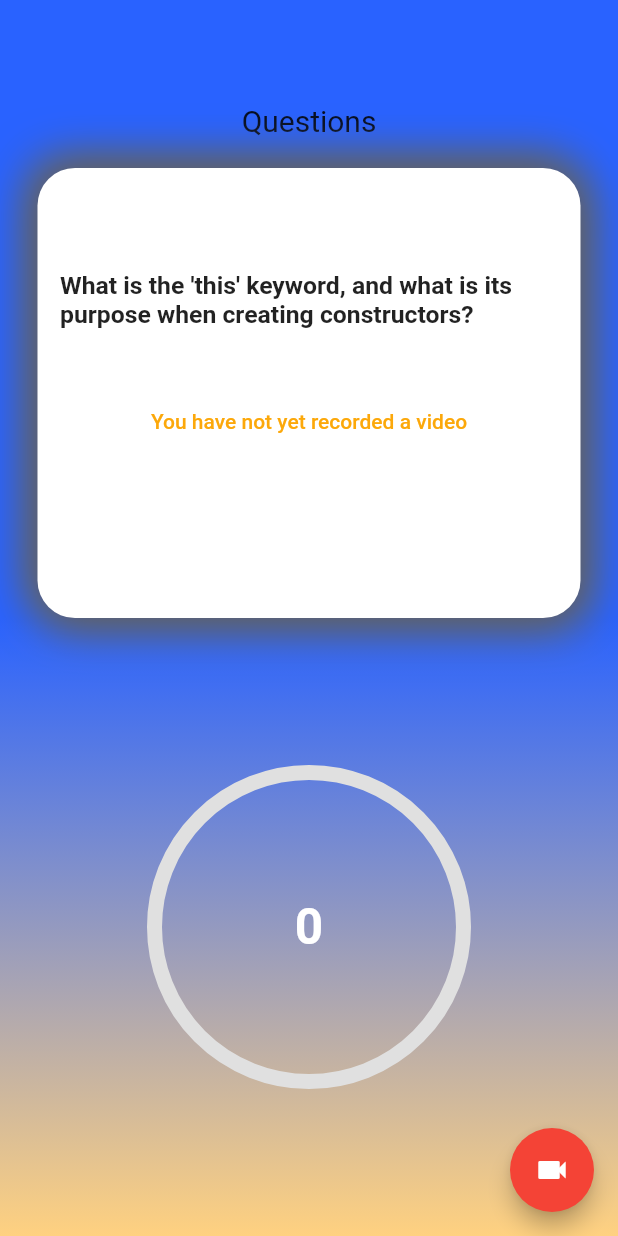
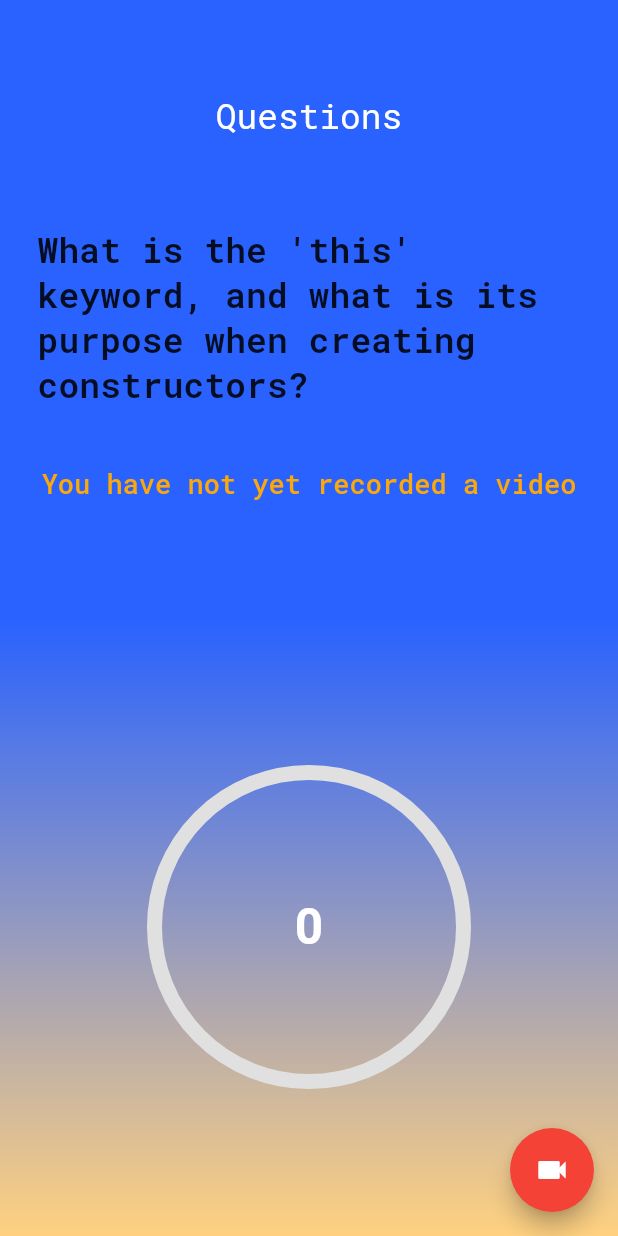
Before and after one commit to Arjun-Mishra-312/question_me, a Flutter app: the MyHomePage screen opened directly, on a phone screen of 412 x 824 dp. Run offline on Flutter 3.47's test engine with Material 2 defaults, Android fonts, the phone set to English and light mode, and no system bars; drawn by our look-alikes of circular_countdown_timer; our stand-ins replace file_picker, google_fonts, image_picker, video_player; missing offline and left inert: pdf_text.

Commit message:
UI changes

```diff
--- a/lib/video_recorder.dart
+++ b/lib/video_recorder.dart
@@ -5,6 +5,7 @@ import 'package:circular_countdown_timer/circular_countdown_timer.dart';
 import 'package:flutter/foundation.dart';
 import 'package:flutter/material.dart';
 import 'package:flutter/services.dart';
+import 'package:google_fonts/google_fonts.dart';
 import 'package:image_picker/image_picker.dart';
 import 'package:question_me/questions.dart';
 import 'package:question_me/response_screen.dart';
@@ -99,9 +100,10 @@ class _MyHomePageState extends State<MyHomePage> {
       return retrieveError;
     }
     if (_controller == null) {
-      return const Text(
+      return Text(
         'You have not yet recorded a video',
-        style: TextStyle(
+        style: GoogleFonts.robotoMono(
+            fontSize: 18,
             fontWeight: FontWeight.w500,
             color: Color.fromRGBO(252, 168, 10, 1.0)),
         textAlign: TextAlign.center,
@@ -202,44 +204,47 @@ class _MyHomePageState extends State<MyHomePage> {
                       padding: const EdgeInsets.all(20.0),
                       child: Text(
                         "Questions",
-                        style: TextStyle(fontSize: 20),
+                        style: GoogleFonts.robotoMono(
+                            fontSize: 23, color: Colors.white),
                       ),
                     ),
                     Container(
                       height: 300,
                       margin: EdgeInsets.fromLTRB(25, 0, 25, 0),
-                      padding: EdgeInsets.all(15),
+                      // padding: EdgeInsets.symmetric(vertical: 2),
                       decoration: BoxDecoration(
-                        color: Colors.white,
+                        color: Colors.transparent,
                         borderRadius: BorderRadius.circular(25),
-                        boxShadow: [
-                          BoxShadow(
-                            color: Colors.grey.shade700,
-                            blurRadius: 25.0, // soften the shadow
-                            spreadRadius: 3.0, //extend the shadow
-                            offset: Offset(
-                              4.0, // Move to right 10  horizontally
-                              4.0, // Move to bottom 10 Vertically
-                            ),
-                          ),
-                          BoxShadow(
-                            color: Colors.grey.shade700,
-                            blurRadius: 25.0, // soften the shadow
-                            spreadRadius: 3.0, //extend the shadow
-                            offset: Offset(
-                                -4.0, // Move to right 10  horizontally
-                                -4.0 // Move to bottom 10 Vertically
-                                ),
-                          )
-                        ],
+                        // boxShadow: [
+                        //   BoxShadow(
+                        //     color: Colors.grey.shade700,
+                        //     blurRadius: 15.0, // soften the shadow
+                        //     spreadRadius: 1.0, //extend the shadow
+                        //     offset: Offset(
+                        //       2.0, // Move to right 10  horizontally
+                        //       2.0, // Move to bottom 10 Vertically
+                        //     ),
+                        //   ),
+                        //   BoxShadow(
+                        //     color: Colors.grey.shade700,
+                        //     blurRadius: 25.0, // soften the shadow
+                        //     spreadRadius: 3.0, //extend the shadow
+                        //     offset: Offset(
+                        //         -4.0, // Move to right 10  horizontally
+                        //         -4.0 // Move to bottom 10 Vertically
+                        //         ),
+                        //   )
+                        // ],
                       ),
                       child: Column(
                         mainAxisAlignment: MainAxisAlignment.spaceEvenly,
                         children: [
                           Text(
                             txt,
-                            style: TextStyle(
-                                fontSize: 16.5, fontWeight: FontWeight.w600),
+                            style: GoogleFonts.robotoMono(
+                                fontSize: 23,
+                                fontWeight: FontWeight.w600,
+                                letterSpacing: 0.1),
                           ),
                           _previewVideo(),
                           _currentPage == ques.length - 1
@@ -255,7 +260,9 @@ class _MyHomePageState extends State<MyHomePage> {
                                       ),
                                     );
                                   },
-                                  child: Text('view your responses'))
+                                  child: Text('view your responses',
+                                      style:
+                                          GoogleFonts.robotoMono(fontSize: 15)))
                               : Container(),
                         ],
                       ),
@@ -273,7 +280,11 @@ class _MyHomePageState extends State<MyHomePage> {
                         startAngle: 2.97 * math.pi / 2,
                         endAngle: 7 * math.pi / 2,
                         tileMode: TileMode.repeated,
-                        colors: [Colors.greenAccent,Colors.yellow, Colors.redAccent],
+                        colors: [
+                          Colors.greenAccent,
+                          Colors.yellow,
+                          Colors.redAccent
+                        ],
                       ),
                       backgroundColor: Colors.transparent,
                       backgroundGradient: null,
```
Also changed, not shown: lib/pickpdf.dart (+21 -11 lines).
